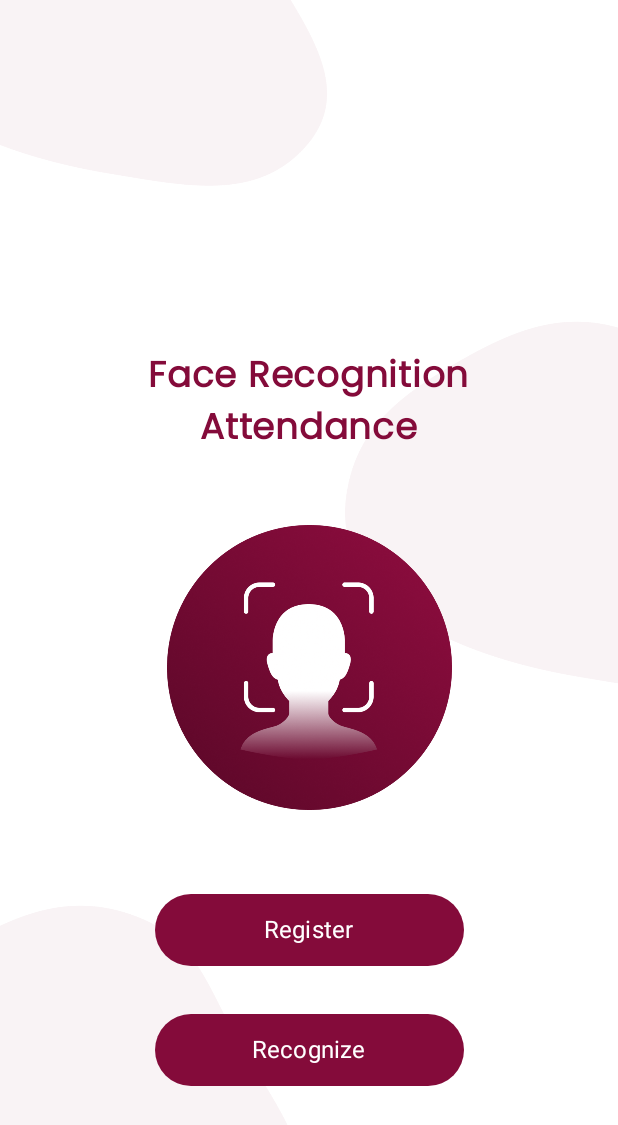
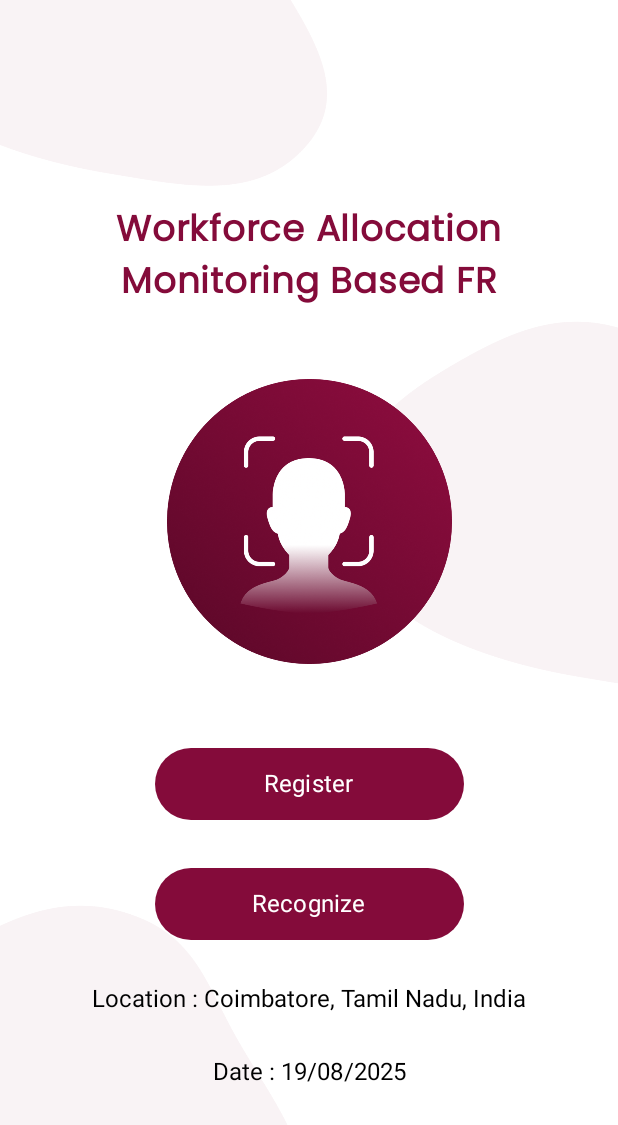
Before and after one commit to abhijithprime/frpoc, an Android app built with Jetpack Compose: the screen it shows after launch (MainActivity), on a phone screen of 412 x 824 dp. Shown: the top 1125 px of the screen. Run offline under Robolectric (Android 15) with nearby library versions, the phone set to English and light mode, and no system bars; libraries missing offline, so code that uses them is left out: com.google.mediapipe.framework, com.google.mediapipe.tasks, io.objectbox, io.objectbox.android, io.objectbox.kotlin; 3 statements that could not run were skipped.

Commit message:
Changed title text to "Workforce Allocation Monitoring Based FR" in AddFaceScreen2.kt. Added Spacer, Location, and Date Text elements.

```diff
--- a/app/src/main/java/com/abhijith/frpoc/ui/AddFaceScreen2.kt
+++ b/app/src/main/java/com/abhijith/frpoc/ui/AddFaceScreen2.kt
@@ -6,6 +6,7 @@ import androidx.compose.foundation.Image
 import androidx.compose.foundation.background
 import androidx.compose.foundation.layout.Box
 import androidx.compose.foundation.layout.Column
+import androidx.compose.foundation.layout.Spacer
 import androidx.compose.foundation.layout.fillMaxSize
 import androidx.compose.foundation.layout.fillMaxWidth
 import androidx.compose.foundation.layout.height
@@ -23,6 +24,7 @@ import androidx.compose.ui.Modifier
 import androidx.compose.ui.graphics.Color
 import androidx.compose.ui.layout.ContentScale
 import androidx.compose.ui.res.painterResource
+import androidx.compose.ui.text.TextStyle
 import androidx.compose.ui.text.font.FontWeight
 import androidx.compose.ui.tooling.preview.Preview
 import androidx.compose.ui.unit.dp
@@ -104,13 +106,13 @@ private fun ScreenUI(navController: NavHostController) {
                 .fillMaxWidth()
         ) {
             Text(
-                text = "Face Recognition",
+                text = "Workforce Allocation",
                 color = claret,
                 fontSize = 24.sp,
                 fontWeight = FontWeight.Bold
             )
             Text(
-                text = "Attendance",
+                text = "Monitoring Based FR",
                 color = claret,
                 fontSize = 24.sp,
                 fontWeight = FontWeight.Bold,
@@ -159,6 +161,10 @@ private fun ScreenUI(navController: NavHostController) {
                     fontSize = 16.sp
                 )
             }
+            Spacer(modifier = Modifier.height(30.dp))
+            Text("Location : Coimbatore, Tamil Nadu, India", style = androidx.compose.ui.text.TextStyle(color = Color.Black, fontSize = 16.sp))
+            Spacer(modifier = Modifier.height(30.dp))
+            Text("Date : 19/08/2025", style = TextStyle(color = Color.Black, fontSize = 16.sp))
         }
 
     }
```
